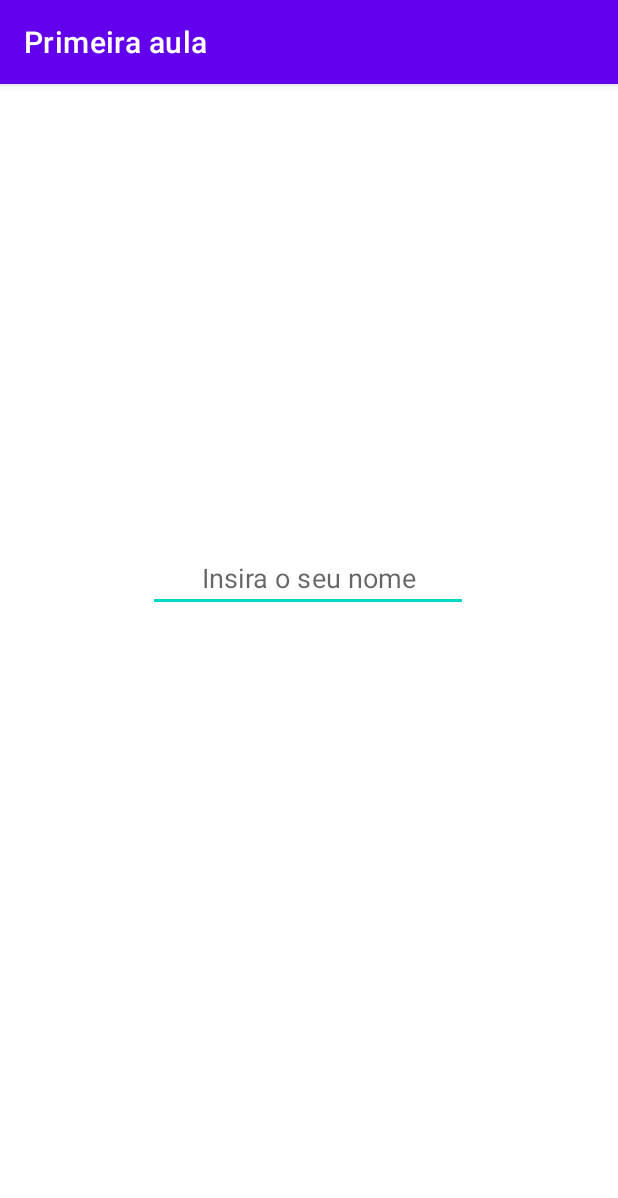
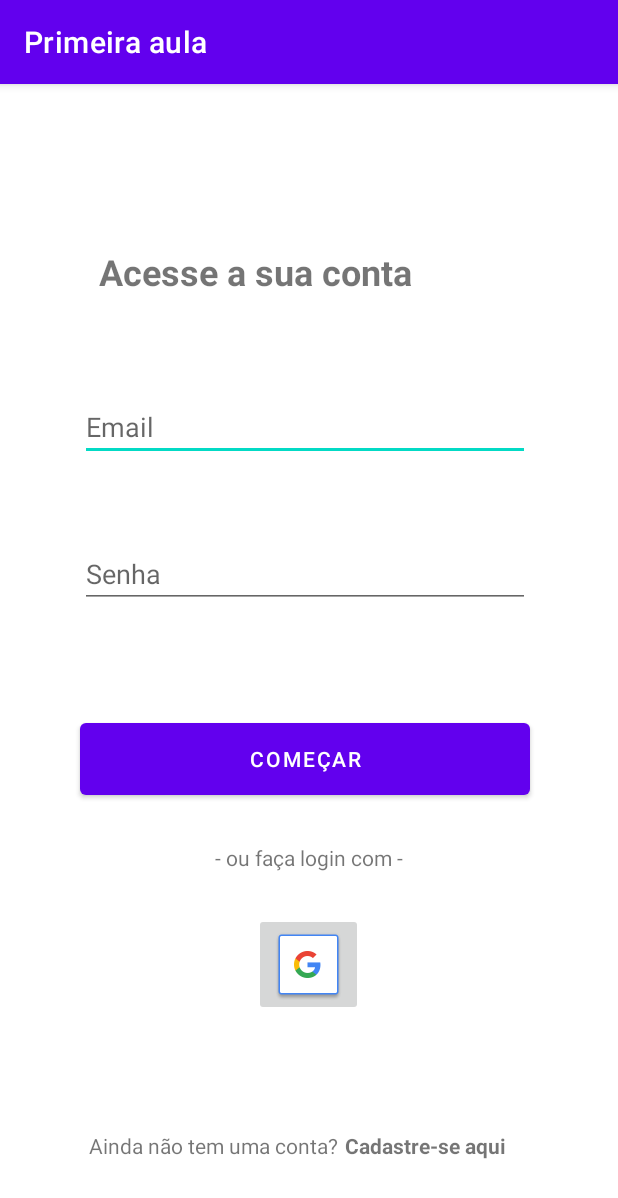
Before and after one commit to thanwill/app-kotlin, an Android app: the screen it shows after launch (MainActivity), on a phone screen of 412 x 824 dp. Shown: the top 1198 px of the screen. Run offline under Robolectric (Android 15) with nearby library versions, the phone set to English and light mode, and no system bars.

```diff
--- a/app/src/main/java/tech/tancy/tancy/CadastroActivity.kt
+++ b/app/src/main/java/tech/tancy/tancy/CadastroActivity.kt
@@ -32,19 +32,15 @@ class CadastroActivity : AppCompatActivity() {
         super.onCreate(savedInstanceState)
         binding = ActivityCadastroBinding.inflate(layoutInflater) // infla o layout da activity_cadastro
         var view = binding.root // acessa tudo que está dentro do binding (activity_cadastro)
-
         setContentView(view) // seta o conteúdo da tela com o binding
 
         // cria as variaveis para acessar os elementos da tela
 
-        val btn = binding.buttonSign
-        val btnBack = binding.button2
-
-
+        val btnBack = binding.buttonLogin
 
 
         // cria a ação do botão
-        btn.setOnClickListener(){ view ->
+        btnBack.setOnClickListener(){ view ->
 
             // cria as variaveis para armazenar os valores dos elementos da tela
             val name = binding.editTextPersonName
--- a/app/src/main/java/tech/tancy/tancy/MainActivity.kt
+++ b/app/src/main/java/tech/tancy/tancy/MainActivity.kt
@@ -6,47 +6,24 @@ import android.widget.Button
 import android.widget.EditText
 import android.widget.TextView
 import android.widget.Toast
+import tech.tancy.tancy.databinding.ActivityCadastroBinding
+import tech.tancy.tancy.databinding.ActivityMainBinding
 
 
 class MainActivity : AppCompatActivity() {
+    private lateinit var binding: ActivityMainBinding
     override fun onCreate(savedInstanceState: Bundle?) {
+
         super.onCreate(savedInstanceState)
-        setContentView(R.layout.activity_main)
+        binding = ActivityMainBinding.inflate(layoutInflater) // infla o layout da activity_cadastro
+        var view = binding.root // acessa tudo que está dentro do binding (activity_cadastro)
+        setContentView(view) // seta o conteúdo da tela com o binding
 
-        var nome: String // Declare a variável nome
-        var input = findViewById<EditText>(R.id.editTextTextPersonName)
-        var textView = findViewById<TextView>(R.id.textViewName)
-        val button = findViewById<Button>(R.id.button)
+        var btnLogin = binding.buttonLogin
 
-        fun isNotNumber(input: String): Boolean {
-            return try {
-                input.toDouble() // Tenta converter a string em um número
-                false // Retorna falso se a conversão for bem-sucedida
-            } catch (e: NumberFormatException) {
-                true // Retorna verdadeiro se a conversão falhar, ou seja, não é um número
-            }
-        }
-
-        // verifica se o usuário deu enter no input
-        input.setOnEditorActionListener { _, _, _ ->
-            nome = input.text.toString()
-
-            if (nome.isEmpty() && isNotNumber(nome)) {
-                Toast.makeText(this, "Insira algo para começar!", Toast.LENGTH_LONG).show()
-            } else {
-                textView.text = "Seja bem-vindo, $nome!"
-                input.visibility = EditText.INVISIBLE
-                button.visibility = Button.VISIBLE
-            }
-
-            true
-        }
-
-
-        button.setOnClickListener {
+        btnLogin.setOnClickListener {
             // cria uma intent para acessar a CadastroActivity
             val intent = android.content.Intent(this, CadastroActivity::class.java)
-
             startActivity(intent) // inicia a intent
         }
 
--- a/app/src/main/res/layout/activity_cadastro.xml
+++ b/app/src/main/res/layout/activity_cadastro.xml
@@ -50,7 +50,7 @@
                 app:layout_constraintEnd_toEndOf="parent"
                 app:layout_constraintHorizontal_bias="0.0"
                 app:layout_constraintStart_toStartOf="@+id/editTextPhone"
-                app:layout_constraintTop_toBottomOf="@+id/buttonSign"
+                app:layout_constraintTop_toBottomOf="@+id/buttonSend"
                 app:layout_constraintVertical_bias="0.495" />
 
             <TextView
@@ -142,7 +142,7 @@
                 android:layout_width="wrap_content"
                 android:layout_height="wrap_content"
                 android:text="Contate-me pelo Whatsapp"
-                app:layout_constraintBottom_toTopOf="@+id/buttonSign"
+                app:layout_constraintBottom_toTopOf="@+id/buttonSend"
                 app:layout_constraintStart_toStartOf="@+id/editTextPhone"
                 app:layout_constraintTop_toBottomOf="@+id/editTextPhone" />
 
@@ -167,7 +167,7 @@
         app:layout_constraintTop_toBottomOf="@+id/scrollView2">
 
         <Button
-            android:id="@+id/button2"
+            android:id="@+id/buttonLogin"
             android:layout_width="wrap_content"
             android:layout_height="wrap_content"
             android:layout_marginTop="24dp"
@@ -176,7 +176,7 @@
             app:layout_constraintTop_toBottomOf="@+id/checkBox" />
 
         <Button
-            android:id="@+id/buttonSign"
+            android:id="@+id/buttonSend"
             android:layout_width="wrap_content"
             android:layout_height="wrap_content"
             android:layout_marginLeft="30dp"
--- a/app/src/main/res/layout/activity_main.xml
+++ b/app/src/main/res/layout/activity_main.xml
@@ -6,45 +6,124 @@
     android:layout_height="match_parent"
     tools:context=".MainActivity">
 
-    <EditText
-        android:id="@+id/editTextTextPersonName"
+    <TextView
+        android:id="@+id/textView"
         android:layout_width="wrap_content"
         android:layout_height="wrap_content"
-        android:layout_marginBottom="416dp"
-        android:ems="10"
-        android:gravity="center"
-        android:hint="Insira o seu nome"
-        android:inputType="textPersonName"
+        android:text="Acesse a sua conta"
+        android:textSize="24dp"
+        android:textStyle="bold"
         app:layout_constraintBottom_toBottomOf="parent"
         app:layout_constraintEnd_toEndOf="parent"
-        app:layout_constraintHorizontal_bias="0.497"
-        app:layout_constraintStart_toStartOf="parent" />
+        app:layout_constraintHorizontal_bias="0.325"
+        app:layout_constraintStart_toStartOf="parent"
+        app:layout_constraintTop_toTopOf="parent"
+        app:layout_constraintVertical_bias="0.148" />
+
+    <EditText
+        android:id="@+id/editEmailAddress"
+        android:layout_width="300dp"
+        android:layout_height="wrap_content"
+        android:layout_marginTop="54dp"
+        android:layout_marginEnd="71dp"
+        android:ems="10"
+        android:hint="Email"
+        android:inputType="textEmailAddress"
+        android:nestedScrollingEnabled="false"
+        app:guidelineUseRtl="false"
+        app:layout_constraintBottom_toTopOf="@+id/editPassword"
+        app:layout_constraintEnd_toEndOf="parent"
+        app:layout_constraintStart_toStartOf="@+id/textView"
+        app:layout_constraintTop_toBottomOf="@+id/textView" />
+
+    <EditText
+        android:id="@+id/editPassword"
+        android:layout_width="wrap_content"
+        android:layout_height="wrap_content"
+        android:layout_marginTop="42dp"
+        android:layout_marginEnd="71dp"
+        android:layout_marginBottom="60dp"
+        android:ems="10"
+        android:hint="Senha"
+        android:inputType="textPassword"
+        android:minWidth="300dp"
+        app:layout_constraintBottom_toTopOf="@+id/buttonLogin"
+        app:layout_constraintEnd_toEndOf="parent"
+        app:layout_constraintStart_toStartOf="@+id/textView"
+        app:layout_constraintTop_toBottomOf="@+id/editEmailAddress" />
 
     <Button
-        android:id="@+id/button"
+        android:id="@+id/buttonLogin"
+        android:layout_width="300dp"
+        android:layout_height="60dp"
+        android:layout_marginEnd="71dp"
+        android:layout_marginBottom="15dp"
+        android:width="350dp"
+        android:text="Começar"
+        android:visibility="visible"
+        app:layout_constraintBottom_toTopOf="@+id/textView7"
+        app:layout_constraintEnd_toEndOf="parent"
+        app:layout_constraintStart_toStartOf="@+id/textView"
+        app:layout_constraintTop_toBottomOf="@+id/editPassword" />
+
+    <TextView
+        android:id="@+id/textView7"
         android:layout_width="wrap_content"
         android:layout_height="wrap_content"
-        android:layout_marginBottom="416dp"
-        android:text="Começar"
-        android:visibility="invisible"
+        android:layout_marginStart="161dp"
+        android:layout_marginEnd="162dp"
+        android:layout_marginBottom="16dp"
+        android:text="- ou faça login com -"
+        app:layout_constraintBottom_toTopOf="@+id/imageButton2"
+        app:layout_constraintEnd_toEndOf="parent"
+        app:layout_constraintStart_toStartOf="parent"
+        app:layout_constraintTop_toBottomOf="@+id/buttonLogin" />
+
+    <ImageButton
+        android:id="@+id/imageButton2"
+        android:layout_width="wrap_content"
+        android:layout_height="wrap_content"
+        android:layout_marginStart="188dp"
+        android:layout_marginTop="21dp"
+        android:layout_marginEnd="189dp"
+        android:layout_marginBottom="16dp"
+        app:layout_constraintBottom_toTopOf="@+id/linearLayout2"
+        app:layout_constraintEnd_toEndOf="parent"
+        app:layout_constraintStart_toStartOf="parent"
+        app:layout_constraintTop_toBottomOf="@+id/buttonLogin"
+        app:srcCompat="@drawable/common_google_signin_btn_icon_dark_normal" />
+
+    <LinearLayout
+        android:id="@+id/linearLayout2"
+        android:layout_width="302dp"
+        android:layout_height="wrap_content"
+        android:orientation="horizontal"
+        android:paddingTop="10dp"
+        android:paddingEnd="10dp"
         app:layout_constraintBottom_toBottomOf="parent"
         app:layout_constraintEnd_toEndOf="parent"
+        app:layout_constraintHorizontal_bias="0.496"
         app:layout_constraintStart_toStartOf="parent"
-        app:layout_constraintTop_toBottomOf="@+id/textView"
-        app:layout_constraintVertical_bias="0.681" />
+        app:layout_constraintTop_toBottomOf="@+id/imageButton2"
+        app:layout_constraintVertical_bias="0.384">
 
-    <TextView
-        android:id="@+id/textViewName"
-        android:layout_width="wrap_content"
-        android:layout_height="wrap_content"
-        android:layout_marginTop="150dp"
-        android:layout_marginBottom="60dp"
-        android:textSize="24sp"
-        app:layout_constraintBottom_toTopOf="@+id/editTextTextPersonName"
-        app:layout_constraintEnd_toEndOf="parent"
-        app:layout_constraintStart_toStartOf="parent"
-        app:layout_constraintTop_toTopOf="parent"
-        app:layout_constraintVertical_bias="0.0"
-        tools:text="Mensagem de boas-vindas" />
+        <TextView
+            android:id="@+id/textView8"
+            android:layout_width="wrap_content"
+            android:layout_height="wrap_content"
+            android:layout_gravity="center_horizontal"
+            android:layout_weight="1"
+            android:gravity="center|center_horizontal"
+            android:text="Ainda não tem uma conta?" />
+
+        <TextView
+            android:id="@+id/textView9"
+            android:layout_width="wrap_content"
+            android:layout_height="wrap_content"
+            android:layout_weight="1"
+            android:text="Cadastre-se aqui"
+            android:textStyle="bold" />
+
+    </LinearLayout>
 
 </androidx.constraintlayout.widget.ConstraintLayout>
--- a/app/src/main/res/layout/activity_profile.xml
+++ b/app/src/main/res/layout/activity_profile.xml
@@ -17,7 +17,7 @@
         android:orientation="horizontal">
 
         <Button
-            android:id="@+id/button2"
+            android:id="@+id/buttonLogin"
             android:layout_width="wrap_content"
             android:layout_height="wrap_content"
             android:layout_marginTop="24dp"
@@ -26,7 +26,7 @@
             app:layout_constraintTop_toBottomOf="@+id/checkBox" />
 
         <Button
-            android:id="@+id/buttonSign"
+            android:id="@+id/buttonSend"
             android:layout_width="wrap_content"
             android:layout_height="wrap_content"
             android:layout_marginLeft="30dp"
```
